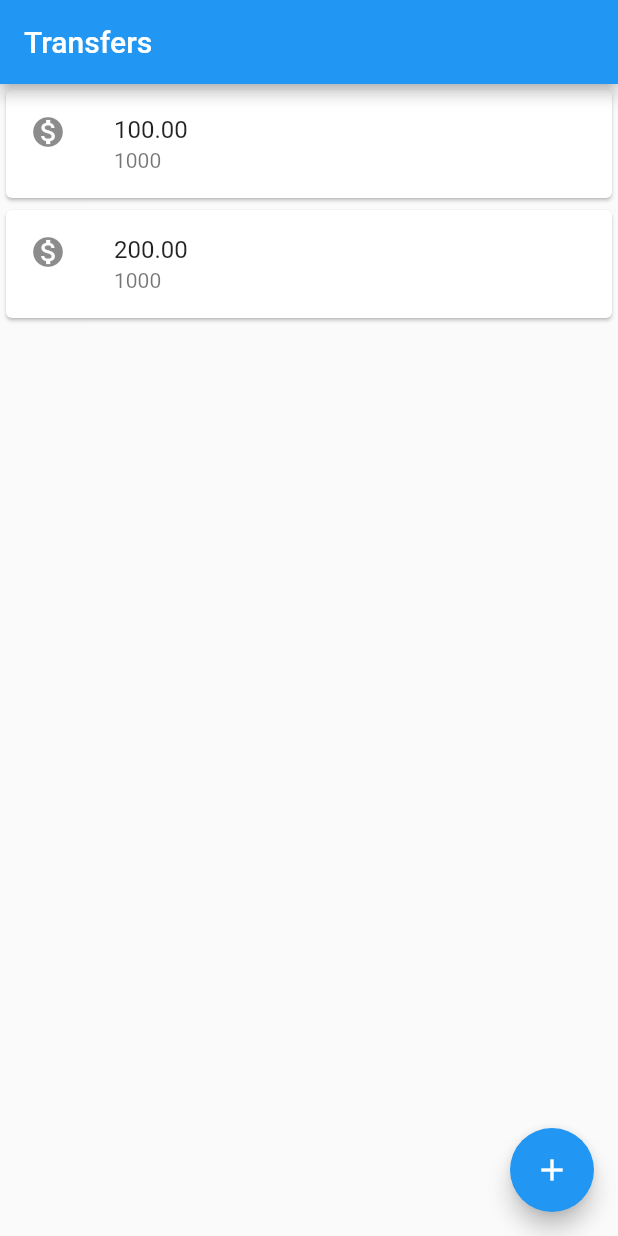
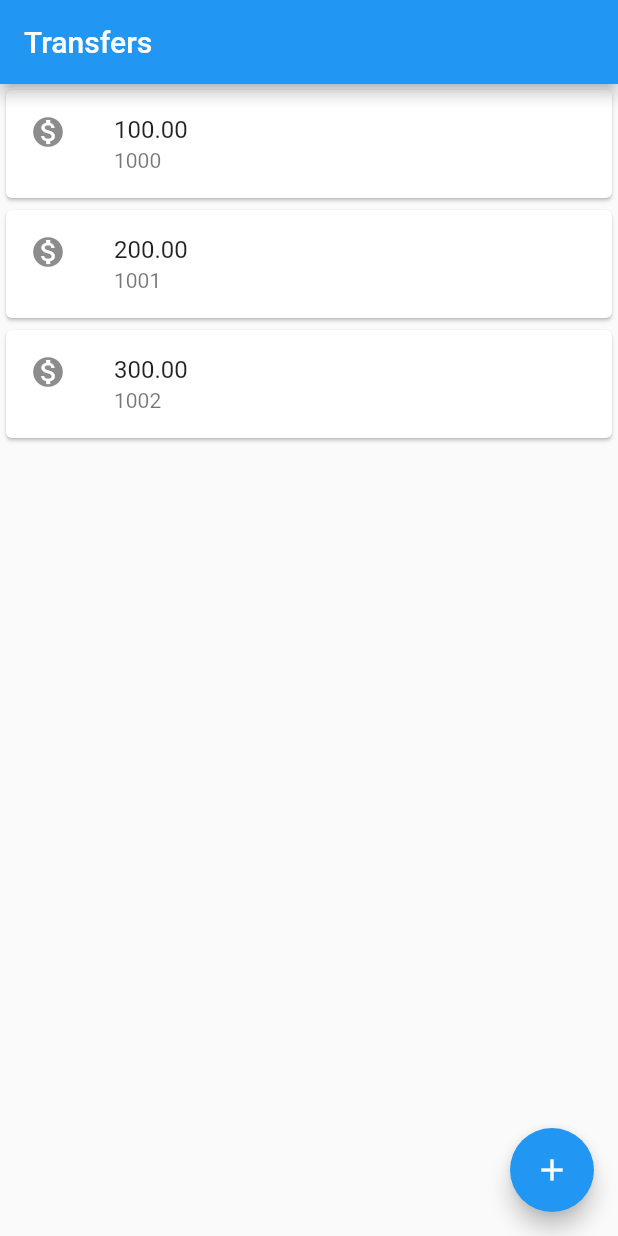
Before and after one commit to andersonmoura109/bytebank, a Flutter app: the screen it shows after launch, on a phone screen of 412 x 824 dp. Run offline on Flutter 3.47's test engine with Material 2 defaults, Android fonts, the phone set to English and light mode, and no system bars.

Commit message:
Created TransferItem class

```diff
--- a/lib/main.dart
+++ b/lib/main.dart
@@ -6,28 +6,7 @@ void main() => runApp(
           appBar: AppBar(
             title: const Text('Transfers'),
           ),
-          body: Column(
-            children: const [
-              Card(
-                child: ListTile(
-                  leading: Icon(
-                    Icons.monetization_on,
-                  ),
-                  title: Text('100.00'),
-                  subtitle: Text('1000'),
-                ),
-              ),
-              Card(
-                child: ListTile(
-                  leading: Icon(
-                    Icons.monetization_on,
-                  ),
-                  title: Text('200.00'),
-                  subtitle: Text('1000'),
-                ),
-              ),
-            ],
-          ),
+          body: const TransferList(),
           floatingActionButton: FloatingActionButton(
             onPressed: () {},
             child: const Icon(
@@ -37,3 +16,38 @@ void main() => runApp(
         ),
       ),
     );
+
+class TransferList extends StatelessWidget {
+  const TransferList({super.key});
+
+  @override
+  Widget build(BuildContext context) {
+    return Column(
+      children: [
+        TransferItem(value: '100.00', account: '1000'),
+        TransferItem(value: '200.00', account: '1001'),
+        TransferItem(value: '300.00', account: '1002'),
+      ],
+    );
+  }
+}
+
+class TransferItem extends StatelessWidget {
+  final String value;
+  final String account;
+
+  TransferItem({required this.value, required this.account});
+
+  @override
+  Widget build(BuildContext context) {
+    return Card(
+      child: ListTile(
+        leading: const Icon(
+          Icons.monetization_on,
+        ),
+        title: Text(value),
+        subtitle: Text(account),
+      ),
+    );
+  }
+}
```
